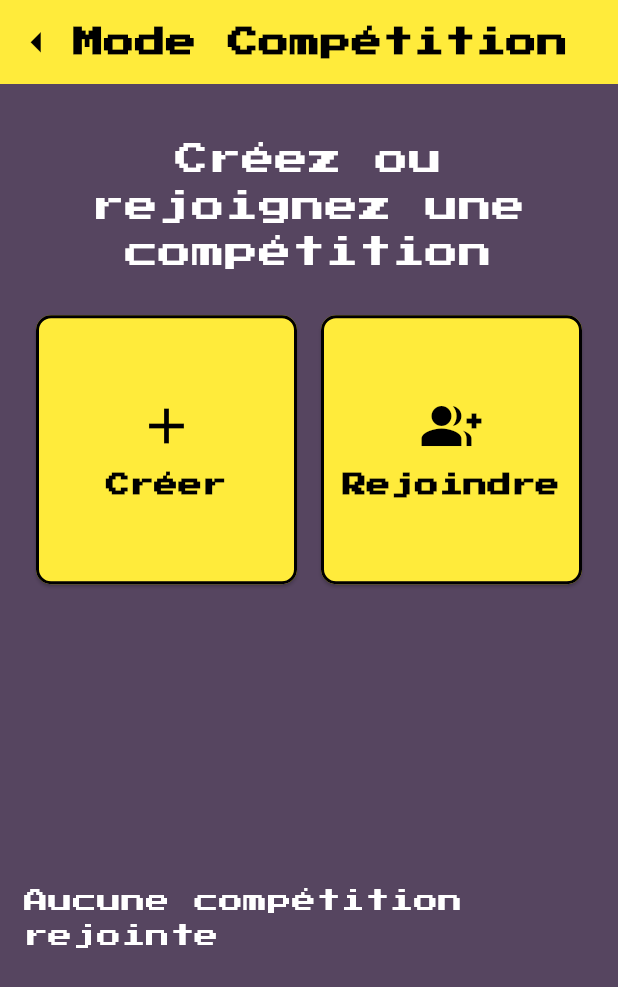
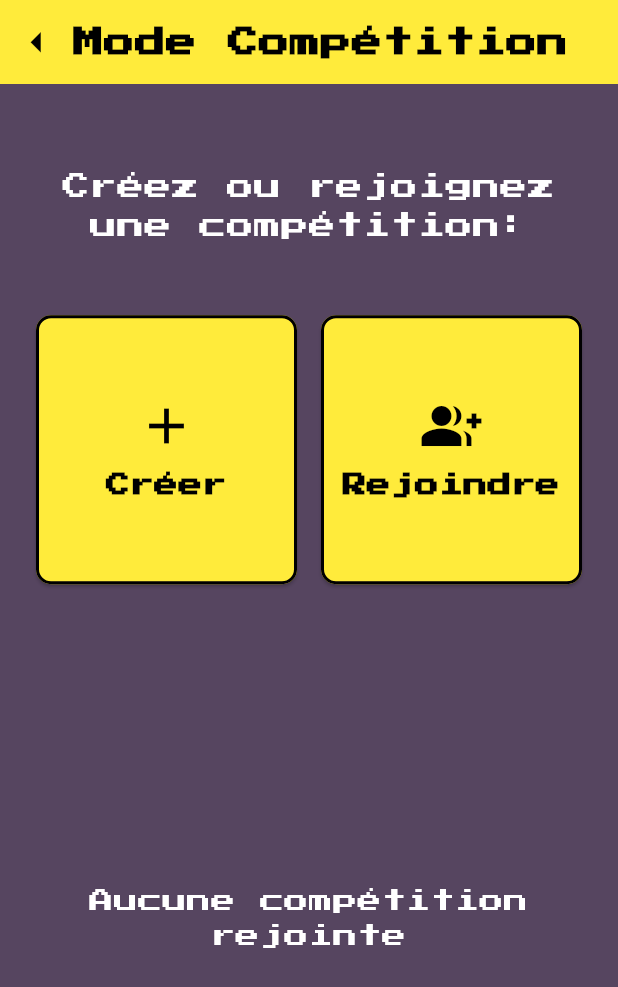
Before and after one commit to kamilsouni/mathosproject, a Flutter app: the JoinOrCreateCompetitionScreen screen opened directly with empty values, on a phone screen of 412 x 824 dp. Shown: the top 987 px of the screen. Run offline on Flutter 3.47's test engine with Material 3 defaults, Android fonts, the phone set to English and light mode, and no system bars; our stand-ins replace audioplayers, auto_size_text, cloud_firestore, connectivity_plus, firebase_auth, firebase_core and 9 more; missing offline and left inert: country_flags; accounts and stored records are empty; project files that could hold a hidden picture were left out.

Commit message:
version 11 09 2024

```diff
--- a/lib/dialog_manager.dart
+++ b/lib/dialog_manager.dart
@@ -40,7 +40,7 @@ class DialogManager {
                       style: TextStyle(
                         color: Colors.yellow,
                         fontFamily: 'PixelFont',
-                        fontSize: screenSize.width * 0.05,
+                        fontSize: screenSize.width * 0.045,
                         fontWeight: FontWeight.bold,
                       ),
                     ),
--- a/lib/main.dart
+++ b/lib/main.dart
@@ -10,7 +10,6 @@ import 'package:mathosproject/screens/join_or_create_competition_screen.dart';
 import 'package:mathosproject/sound_manager.dart';
 import 'package:mathosproject/utils/notification_service.dart';
 import 'package:mathosproject/screens/home_screen.dart';
-import 'package:mathosproject/widgets/top_navigation_bar.dart';
 import 'firebase_options.dart';
 import 'screens/competition_screen.dart';
 
--- a/lib/screens/end_game_analysis_screen.dart
+++ b/lib/screens/end_game_analysis_screen.dart
@@ -307,6 +307,12 @@ class _EndGameAnalysisScreenState extends State<EndGameAnalysisScreen>
         child:PacManButton(
           text: 'Retour',
           onPressed: () {
+              SystemChrome.setSystemUIOverlayStyle(
+                const SystemUiOverlayStyle(
+                  statusBarColor: Color(0xFF564560),
+                  statusBarIconBrightness: Brightness.light,
+                ),
+              );
             if (widget.isCompetition) {
               Navigator.pushReplacement(
                 context,
--- a/lib/screens/join_or_create_competition_screen.dart
+++ b/lib/screens/join_or_create_competition_screen.dart
@@ -1,9 +1,11 @@
 import 'package:flutter/material.dart';
 import 'package:cloud_firestore/cloud_firestore.dart';
+import 'package:flutter/services.dart';
 import 'package:mathosproject/models/app_user.dart';
 import 'package:mathosproject/screens/create_competition_screen.dart';
 import 'package:mathosproject/screens/join_competition_screen.dart';
 import 'package:mathosproject/screens/competition_screen.dart';
+import 'package:mathosproject/screens/mode_selection_screen.dart';
 import 'package:mathosproject/utils/connectivity_manager.dart';
 import 'package:mathosproject/utils/hive_data_manager.dart';
 import 'package:mathosproject/widgets/top_navigation_bar.dart';
@@ -29,6 +31,12 @@ class _JoinOrCreateCompetitionScreenState
     super.initState();
     WidgetsBinding.instance.addObserver(this);
     _fetchCompetitions();
+    SystemChrome.setSystemUIOverlayStyle(
+      const SystemUiOverlayStyle(
+        statusBarColor: Colors.yellow,
+        statusBarIconBrightness: Brightness.dark,
+      ),
+    );
   }
 
   @override
@@ -159,8 +167,12 @@ class _JoinOrCreateCompetitionScreenState
       return Center(
         child: Text(
           'Aucune compétition rejointe',
-          style:
-          TextStyle(color: Colors.white, fontFamily: 'PixelFont', fontSize: 16),
+          textAlign: TextAlign.center, // Alignement du texte
+          style: TextStyle(
+            color: Colors.white,
+            fontFamily: 'PixelFont',
+            fontSize: 16,
+          ),
         ),
       );
     }
@@ -172,7 +184,7 @@ class _JoinOrCreateCompetitionScreenState
           style: TextStyle(
               color: Colors.yellow,
               fontFamily: 'PixelFont',
-              fontSize: 20,
+              fontSize: 16,
               fontWeight: FontWeight.bold),
           textAlign: TextAlign.center,
         ),
@@ -221,8 +233,37 @@ class _JoinOrCreateCompetitionScreenState
 
   @override
   Widget build(BuildContext context) {
-    return Scaffold(
-      appBar: TopAppBar(title: 'Mode Compétition', showBackButton: true),
+    return WillPopScope(
+      onWillPop: () async {
+        SystemChrome.setSystemUIOverlayStyle(
+          const SystemUiOverlayStyle(
+            statusBarColor: Color(0xFF564560),
+            statusBarIconBrightness: Brightness.light,
+          ),
+        );
+        Navigator.pushReplacement(
+          context,
+          MaterialPageRoute(builder: (context) => ModeSelectionScreen(profile: widget.profile)),
+        );
+        return false;
+      },
+      child: Scaffold(
+        appBar: TopAppBar(
+          title: 'Mode Compétition',
+          showBackButton: true,
+          onBackPressed: () {
+            SystemChrome.setSystemUIOverlayStyle(
+              const SystemUiOverlayStyle(
+                statusBarColor: Color(0xFF564560),
+                statusBarIconBrightness: Brightness.light,
+              ),
+            );
+            Navigator.pushReplacement(
+              context,
+              MaterialPageRoute(builder: (context) => ModeSelectionScreen(profile: widget.profile)),
+            );
+          },
+        ),
         body: RefreshIndicator(
           onRefresh: _fetchCompetitions,
           child: Container(
@@ -241,11 +282,11 @@ class _JoinOrCreateCompetitionScreenState
                         mainAxisAlignment: MainAxisAlignment.center,
                         children: [
                           Text(
-                          'Créez ou rejoignez une compétition',
+                            'Créez ou rejoignez une compétition:',
                             style: TextStyle(
                                 color: Colors.white,
                                 fontFamily: 'PixelFont',
-                              fontSize: 22),
+                                fontSize: 18),
                             textAlign: TextAlign.center,
                           ),
                         ],
@@ -263,9 +304,7 @@ class _JoinOrCreateCompetitionScreenState
                               Navigator.push(
                                 context,
                                 MaterialPageRoute(
-                                builder: (context) =>
-                                    CreateCompetitionScreen(
-                                        profile: widget.profile),
+                                  builder: (context) => CreateCompetitionScreen(profile: widget.profile),
                                 ),
                               ).then((_) => _fetchCompetitions());
                             },
@@ -277,9 +316,7 @@ class _JoinOrCreateCompetitionScreenState
                               Navigator.push(
                                 context,
                                 MaterialPageRoute(
-                                builder: (context) =>
-                                    JoinCompetitionScreen(
-                                        profile: widget.profile),
+                                  builder: (context) => JoinCompetitionScreen(profile: widget.profile),
                                 ),
                               ).then((_) => _fetchCompetitions());
                             },
@@ -298,6 +335,7 @@ class _JoinOrCreateCompetitionScreenState
             ),
           ),
         ),
+      ),
     );
   }
 }
--- a/lib/screens/progression_mode_screen.dart
+++ b/lib/screens/progression_mode_screen.dart
@@ -79,7 +79,7 @@ class _ProgressionModeScreenState extends State<ProgressionModeScreen> {
         // Dialogue pour l'opérateur validé
         await DialogManager.showCustomDialog(
           context: context,
-          title: 'Félicitations !',
+          title: 'Félicitations!',
           content: 'Vous avez validé les ${operation.toLowerCase()}s du niveau $level.',
           confirmText: 'OK',
           onConfirm: () {
```
Lines whose indentation alone changed are shown as unchanged.
